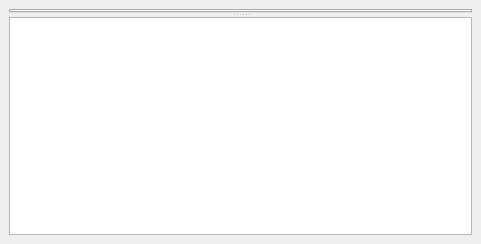
jonasstein/clip, file ui/hkltool.ui: the form before one commit.
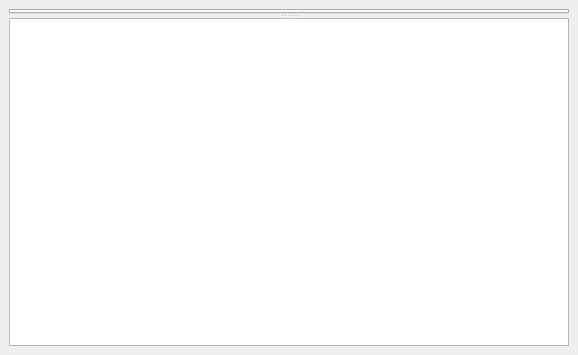
The form after the commit. Icons and pictures are not drawn.

```diff
--- a/ui/hkltool.ui
+++ b/ui/hkltool.ui
@@ -6,8 +6,8 @@
    <rect>
     <x>0</x>
     <y>0</y>
-    <width>481</width>
-    <height>244</height>
+    <width>578</width>
+    <height>355</height>
    </rect>
   </property>
   <property name="windowTitle">
```
